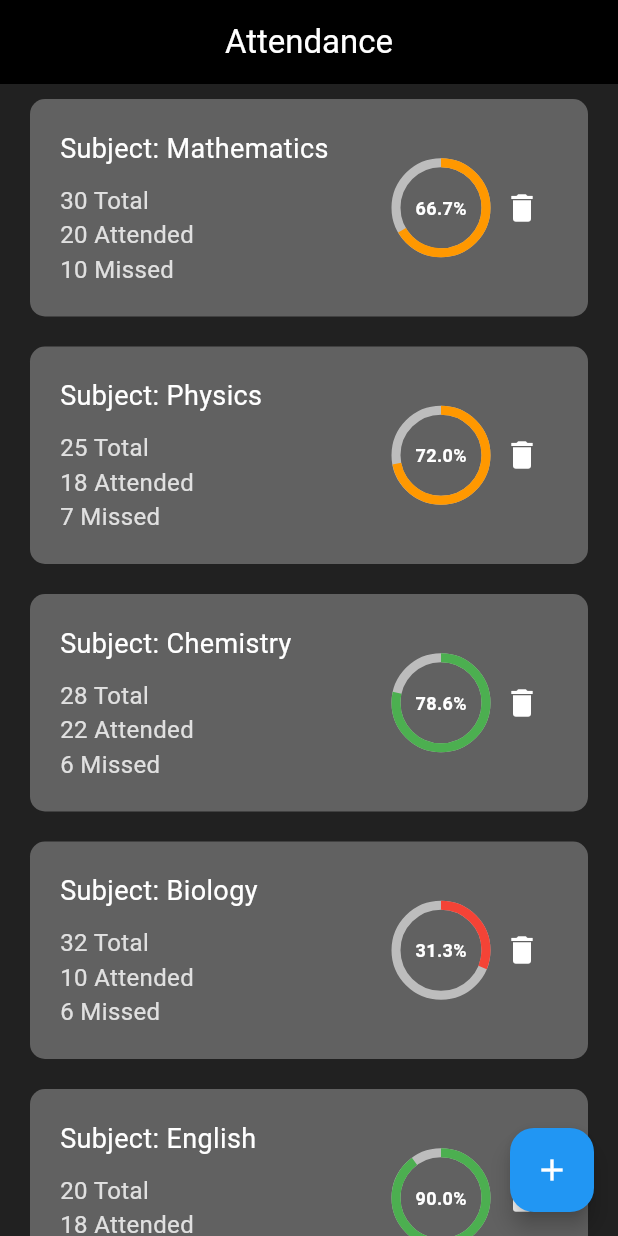
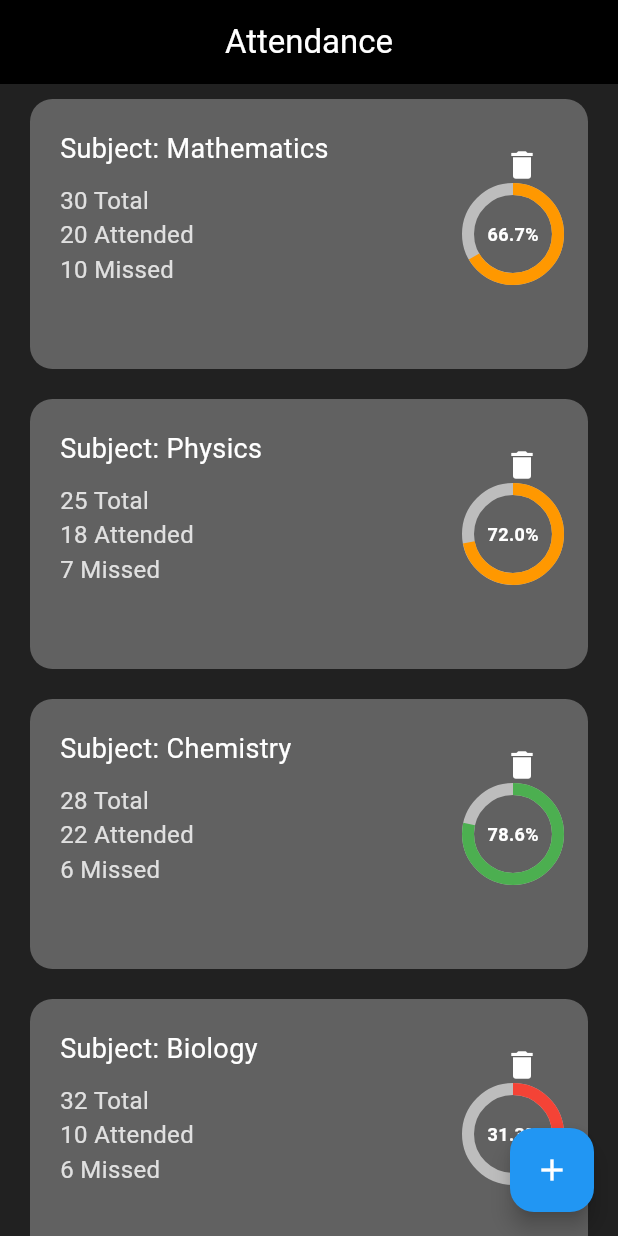
Before and after one commit to Kishore-reigns/AttendEase, a Flutter app: the screen it shows after launch, on a phone screen of 412 x 824 dp. Run offline on Flutter 3.47's test engine with Material 3 defaults, Android fonts, the phone set to English and light mode, and no system bars; our stand-ins replace table_calendar.

Commit message:
Dellete button

```diff
--- a/attend_ease/lib/main.dart
+++ b/attend_ease/lib/main.dart
@@ -83,14 +83,32 @@ class HomeState extends State<MyHome> {
                 },
                 child: Container(
                   width: double.infinity,
+                  height: 180,
                   padding: const EdgeInsets.all(20),
                   margin:
                       const EdgeInsets.symmetric(horizontal: 20, vertical: 10),
                   decoration: BoxDecoration(
                     color: Colors.grey[700], // Improved box background color
-                    borderRadius: BorderRadius.circular(10),
+                    borderRadius: BorderRadius.circular(15),
                   ),
-                  child: Row(
+                  child: Stack(
+                    children: [
+                      Positioned(
+                        top: 0,
+                        right: 0,
+                        child: IconButton(
+                          alignment: Alignment.topRight,
+                          onPressed: () {
+                            showReomve(context, subject, (subjectToRemove) {
+                              setState(() {
+                                subjects.remove(subjectToRemove);
+                              });
+                            });
+                          },
+                          icon: const Icon(Icons.delete, color: Colors.white),
+                        ),
+                      ),
+                      Row(
                         crossAxisAlignment: CrossAxisAlignment.center,
                         children: [
                           // Text Information
@@ -130,6 +148,7 @@ class HomeState extends State<MyHome> {
                               ],
                             ),
                           ),
+                          // Circular Progress Bar on the right
                           SizedBox(
                             width: 60,
                             height: 60,
@@ -141,7 +160,7 @@ class HomeState extends State<MyHome> {
                                           subject['attendedClasses'],
                                           subject['totalClasses']) /
                                       100,
-                              strokeWidth: 6,
+                                  strokeWidth: 8,
                                   backgroundColor: Colors.grey[400],
                                   valueColor: AlwaysStoppedAnimation<Color>(
                                     getColorBasedOnPercentage(
@@ -164,18 +183,25 @@ class HomeState extends State<MyHome> {
                               ],
                             ),
                           ),
-                      const SizedBox(height: 10),
-                      IconButton(
-                        alignment: Alignment.topRight,
-                        onPressed: () {
-                          showReomve(context, subject, (subjectToRemove) {
-                            setState(() {
-                              subjects.remove(subjectToRemove);
-                            });
-                          });
-                        },
-                        icon: const Icon(Icons.delete, color: Colors.white),
+                        ],
                       ),
+                      // Delete Icon on top right
+                      // Positioned(
+                      //   top: 0,
+                      //   right: 0,
+                      //   child: IconButton(
+                      //     alignment: Alignment.center,
+                      //     onPressed: () {
+                      //       showReomve(context, subject, (subjectToRemove) {
+                      //         setState(() {
+                      //           subjects.remove(subjectToRemove);
+                      //         });
+                      //       });
+                      //     },
+                      //     icon: const Icon(Icons.delete,
+                      //         color: Colors.white),
+                      //   ),
+                      // ),
                     ],
                   ),
                 ),
```
Lines whose indentation alone changed are shown as unchanged.
